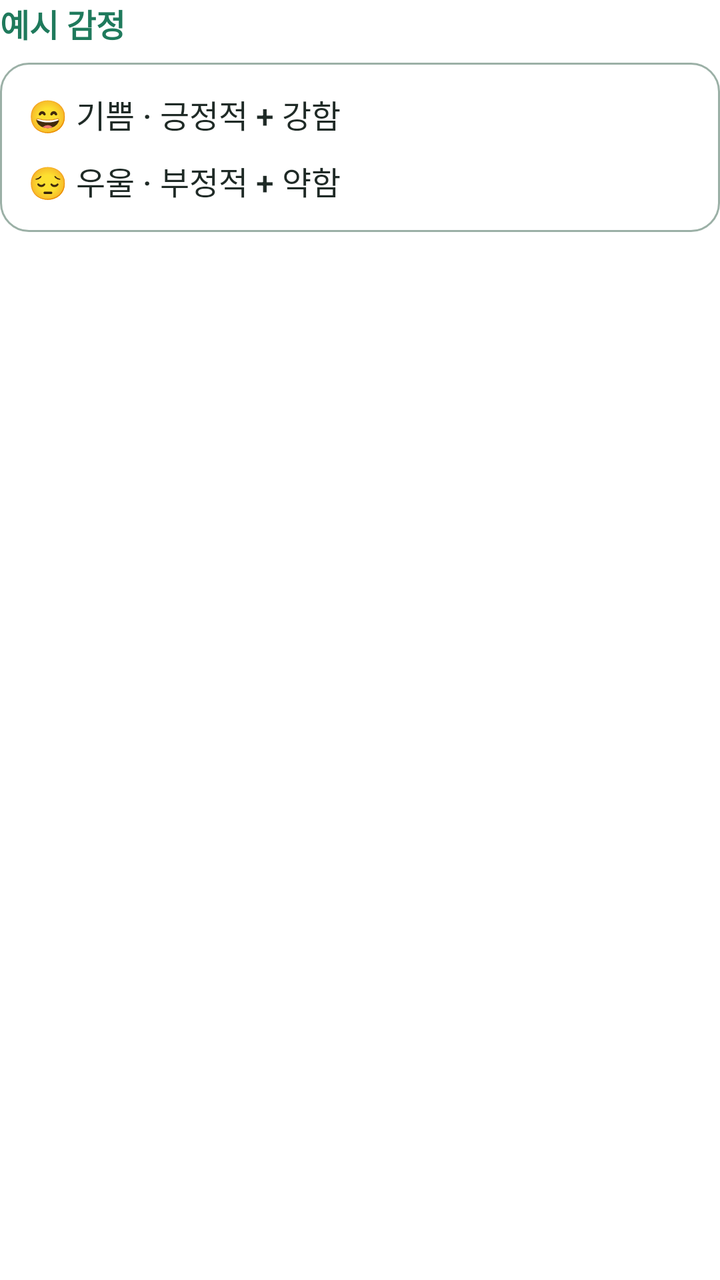
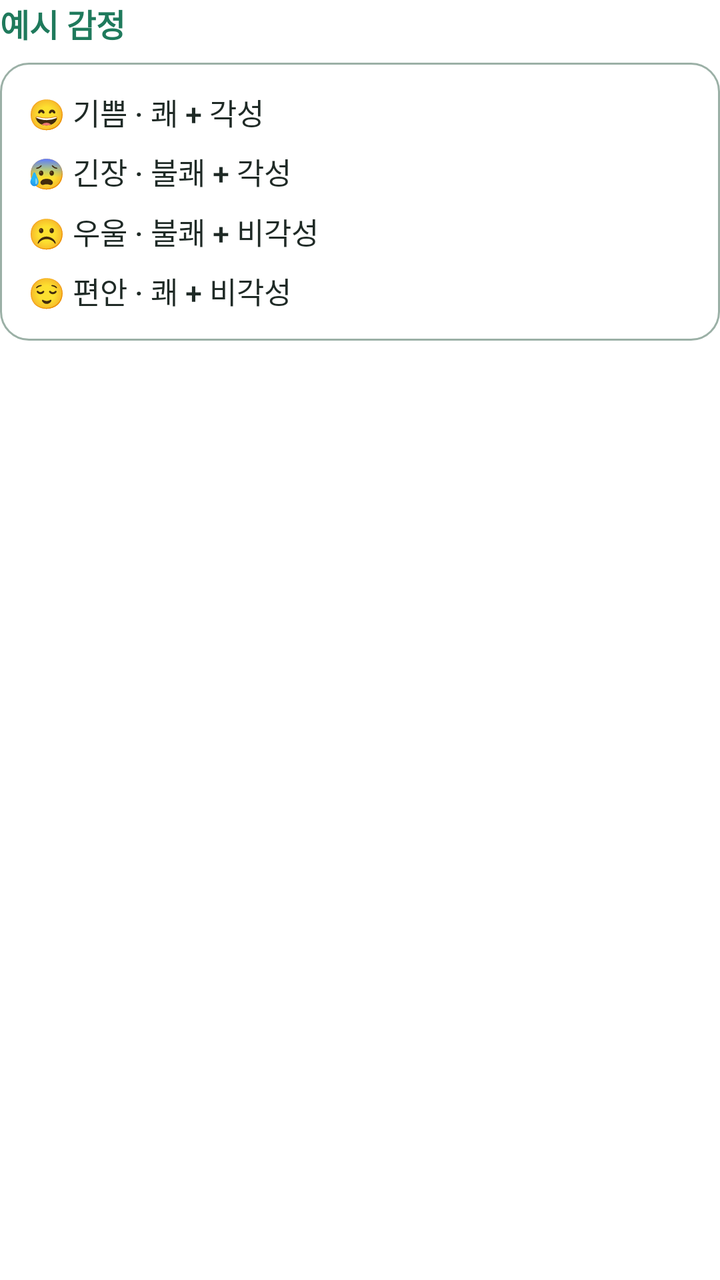

An Android layout rendered at two revisions. The XML below is the earlier revision; the diff shows what the commit changed to produce the second picture.
<!-- AndroidManifest.xml: application theme Theme.TMind -->
<!-- res/layout/include_russell_examples.xml -->
<?xml version="1.0" encoding="utf-8"?>
<LinearLayout xmlns:android="http://schemas.android.com/apk/res/android"
    android:layout_width="match_parent"
    android:layout_height="wrap_content"
    android:orientation="vertical">

    <TextView
        android:layout_width="match_parent"
        android:layout_height="wrap_content"
        android:text="@string/russell_example_title"
        android:textColor="@color/teal_dark"
        android:textSize="16sp"
        android:textStyle="bold" />

    <LinearLayout
        android:layout_width="match_parent"
        android:layout_height="wrap_content"
        android:layout_marginTop="8dp"
        android:background="@drawable/bg_metric_card"
        android:orientation="vertical"
        android:padding="14dp">

        <TextView
            android:layout_width="match_parent"
            android:layout_height="wrap_content"
            android:text="@string/russell_example_joy"
            android:textColor="@color/black"
            android:textSize="16sp" />

        <TextView
            android:layout_width="match_parent"
            android:layout_height="wrap_content"
            android:layout_marginTop="10dp"
            android:text="@string/russell_example_sad"
            android:textColor="@color/black"
            android:textSize="16sp" />
    </LinearLayout>
</LinearLayout>
<!-- resources referenced by this layout -->
<resources>
  <color name="black">#FF1F2A26</color>
  <color name="teal_dark">#1F7A5C</color>
  <!-- drawable bg_metric_card (drawable) -->
  <?xml version="1.0" encoding="utf-8"?>
  <shape xmlns:android="http://schemas.android.com/apk/res/android">
      <solid android:color="@color/white" />
      <corners android:radius="14dp" />
      <stroke android:width="1dp" android:color="@color/border_gray" />
  </shape>
  <string name="russell_example_joy">😄  기쁨 · 긍정적 + 강함</string>
  <string name="russell_example_sad">😔  우울 · 부정적 + 약함</string>
  <string name="russell_example_title">예시 감정</string>
  <style name="Theme.TMind" parent="Theme.MaterialComponents.Light.NoActionBar">
          <item name="colorPrimary">@color/teal_primary</item>
          <item name="colorPrimaryVariant">@color/teal_dark</item>
          <item name="colorOnPrimary">@color/white</item>
          <item name="android:statusBarColor">@color/bg_senior</item>
          <item name="android:navigationBarColor">@color/bg_senior</item>
          <item name="android:windowLightStatusBar">true</item>
          <item name="android:windowLightNavigationBar">true</item>
          <item name="android:fontFamily">sans-serif-medium</item>
          <item name="materialButtonStyle">@style/SeniorButton</item>
      </style>
  <color name="white">#FFFFFFFF</color>
  <color name="border_gray">#9BB0A6</color>
  <color name="teal_primary">#2F9E7A</color>
  <color name="bg_senior">#F2F7F4</color>
  <style name="SeniorButton" parent="Widget.MaterialComponents.Button">
          <item name="android:minHeight">60dp</item>
          <item name="android:textSize">21sp</item>
          <item name="android:insetTop">0dp</item>
          <item name="android:insetBottom">0dp</item>
          <item name="cornerRadius">14dp</item>
          <item name="backgroundTint">@null</item>
          <item name="android:textAllCaps">false</item>
      </style>
</resources>

<!-- the commit's change to res/layout/include_russell_examples.xml (unified diff, before → after) -->
@@ -25,14 +25,30 @@
             android:layout_height="wrap_content"
             android:text="@string/russell_example_joy"
             android:textColor="@color/black"
-            android:textSize="16sp" />
+            android:textSize="15sp" />
 
         <TextView
             android:layout_width="match_parent"
             android:layout_height="wrap_content"
-            android:layout_marginTop="10dp"
+            android:layout_marginTop="8dp"
+            android:text="@string/russell_example_tense"
+            android:textColor="@color/black"
+            android:textSize="15sp" />
+
+        <TextView
+            android:layout_width="match_parent"
+            android:layout_height="wrap_content"
+            android:layout_marginTop="8dp"
             android:text="@string/russell_example_sad"
             android:textColor="@color/black"
-            android:textSize="16sp" />
+            android:textSize="15sp" />
+
+        <TextView
+            android:layout_width="match_parent"
+            android:layout_height="wrap_content"
+            android:layout_marginTop="8dp"
+            android:text="@string/russell_example_calm"
+            android:textColor="@color/black"
+            android:textSize="15sp" />
     </LinearLayout>
 </LinearLayout>
<!-- resource entries referenced after the edit -->
@@ -9,8 +9,10 @@
       <corners android:radius="14dp" />
       <stroke android:width="1dp" android:color="@color/border_gray" />
   </shape>
-  <string name="russell_example_joy">😄  기쁨 · 긍정적 + 강함</string>
-  <string name="russell_example_sad">😔  우울 · 부정적 + 약함</string>
+  <string name="russell_example_calm">😌  편안 · 쾌 + 비각성</string>
+  <string name="russell_example_joy">😄  기쁨 · 쾌 + 각성</string>
+  <string name="russell_example_sad">☹️  우울 · 불쾌 + 비각성</string>
+  <string name="russell_example_tense">😰  긴장 · 불쾌 + 각성</string>
   <string name="russell_example_title">예시 감정</string>
   <style name="Theme.TMind" parent="Theme.MaterialComponents.Light.NoActionBar">
           <item name="colorPrimary">@color/teal_primary</item>
